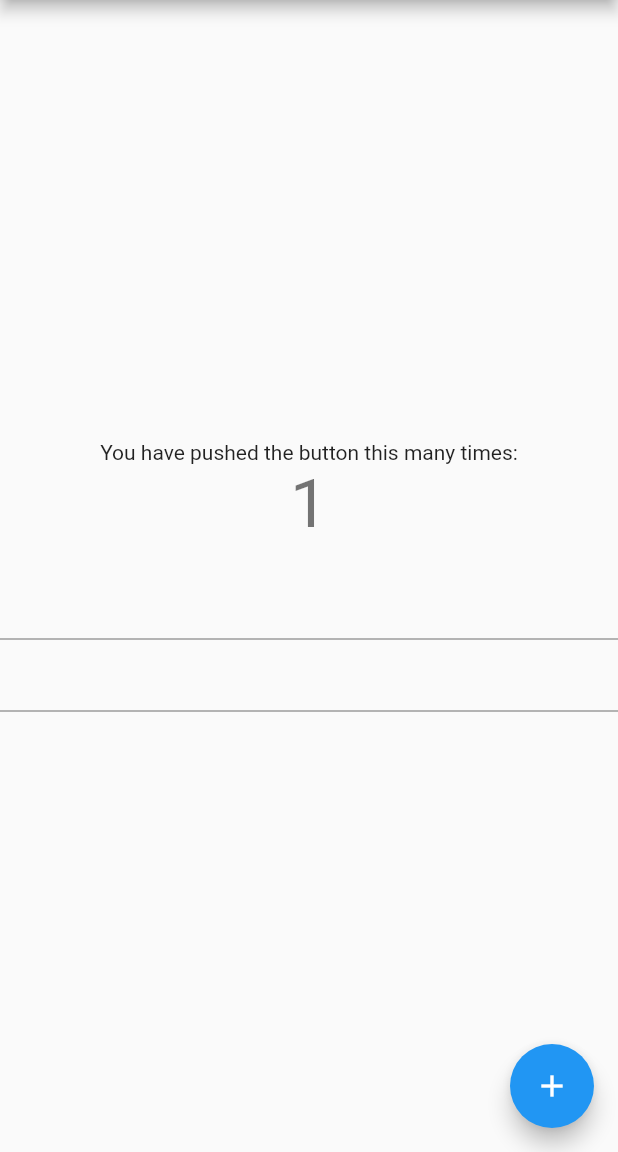
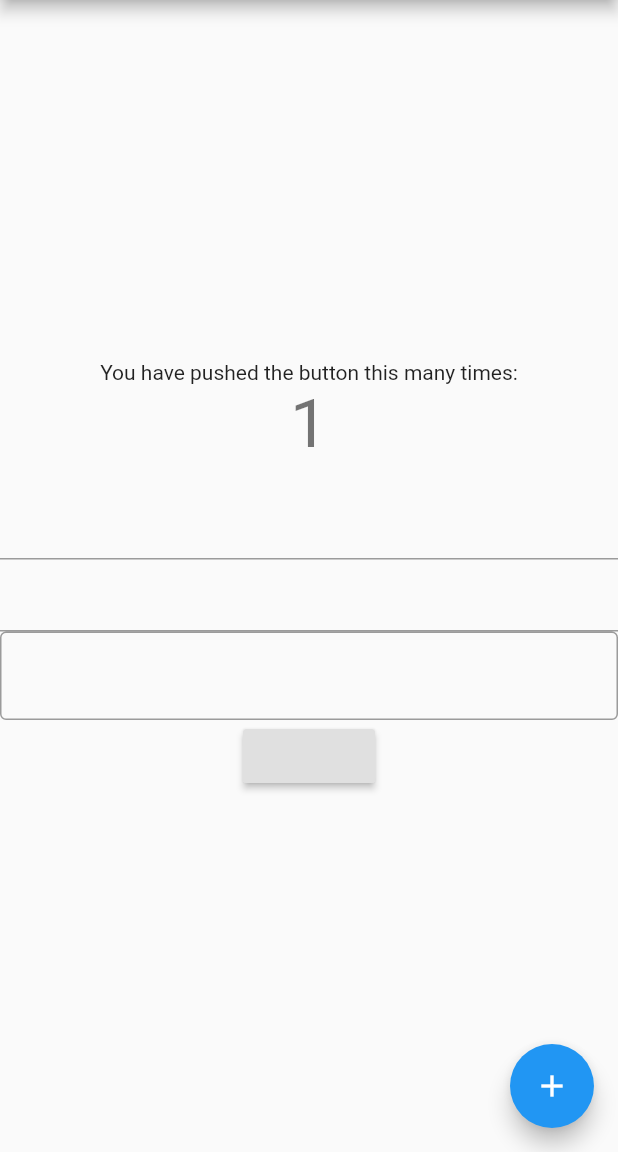
Before and after one commit to RafaelSchneider/FlutterStudies, a Flutter app: the screen it shows after launch, after a tap on the "add" icon, on a phone screen of 412 x 824 dp, the part 84-1236 px from its top. Run offline on Flutter 3.47's test engine with Material 2 defaults, Android fonts, the phone set to English and light mode, and no system bars.

```diff
--- a/lib/main.dart
+++ b/lib/main.dart
@@ -29,14 +29,24 @@ class _MyHomePageState extends State<MyHomePage> {
   int _counter = 0;
   final TextEditingController _textFieldController_1 = TextEditingController();
   final TextEditingController _textFieldController_2 = TextEditingController();
+  final TextEditingController _textFieldController_3 = TextEditingController();
   String _value = "";
 
   void _incrementCounter() {
     setState(() {
       _counter++;
-      print('Teste');
       _value = _textFieldController_1.text;
       _textFieldController_2.text = _value;
+    });
+  }
+
+  void _escreveNoTerceiroField(){
+    setState(() {
+      if (_textFieldController_3.text.isEmpty) {
+        _textFieldController_3.text = "Clicou no outro Botao";
+        _value = "Alterou até esse campo";
+      } else
+        _textFieldController_3.text = "";
     });
   }
 
@@ -50,7 +60,7 @@ class _MyHomePageState extends State<MyHomePage> {
 
       body: Center(
 
-          child: Column(
+        child: Column(
           mainAxisAlignment: MainAxisAlignment.center,
           children: <Widget>[
             Text(
@@ -66,7 +76,18 @@ class _MyHomePageState extends State<MyHomePage> {
             ),
             TextField(
             controller: _textFieldController_2,
-      )
+            ),
+            TextField(
+              decoration: new InputDecoration(
+                border:  new OutlineInputBorder(
+                    borderSide: new BorderSide(color: Colors.teal)
+                ),
+              ),
+              controller: _textFieldController_3,
+            ),
+            RaisedButton(
+              onPressed: _escreveNoTerceiroField,
+            )
           ],
         ),
       ),
@@ -75,6 +96,7 @@ class _MyHomePageState extends State<MyHomePage> {
         tooltip: 'Increment',
         child: Icon(Icons.add),
       ), // This trailing comma makes auto-formatting nicer for build methods.
+
     );
   }
 }
```
